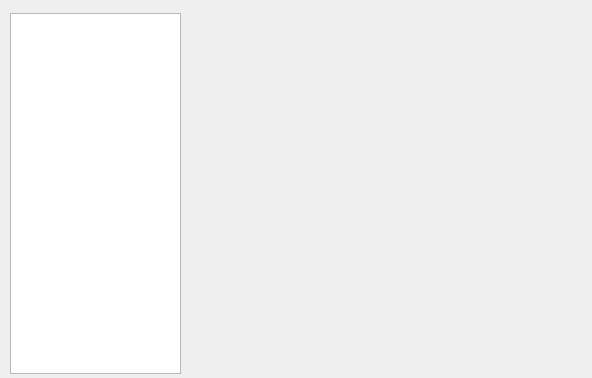
Above: CurseWork/CurseWork/helpwindow.ui from ofu-hub/Course-project-on-OOP before the change. Below: the same form after it.
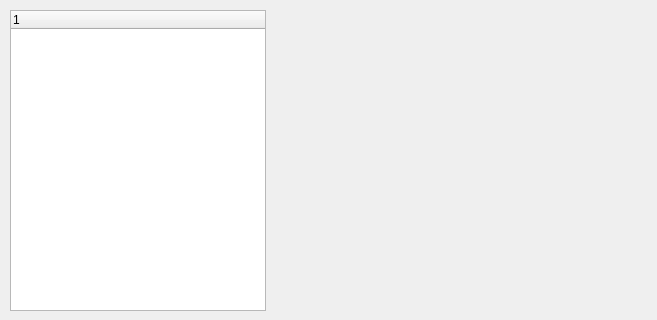
That is the form after the change.

What changed in the file:
```diff
--- a/CurseWork/CurseWork/helpwindow.ui
+++ b/CurseWork/CurseWork/helpwindow.ui
@@ -9,52 +9,38 @@
    <rect>
     <x>0</x>
     <y>0</y>
-    <width>592</width>
-    <height>378</height>
+    <width>657</width>
+    <height>320</height>
    </rect>
   </property>
-  <property name="minimumSize">
-   <size>
-    <width>592</width>
-    <height>378</height>
-   </size>
-  </property>
-  <property name="maximumSize">
-   <size>
-    <width>592</width>
-    <height>378</height>
-   </size>
-  </property>
-  <property name="contextMenuPolicy">
-   <enum>Qt::DefaultContextMenu</enum>
-  </property>
-  <property name="acceptDrops">
-   <bool>false</bool>
-  </property>
   <property name="windowTitle">
    <string>Справка</string>
   </property>
-  <property name="inputMethodHints">
-   <set>Qt::ImhNone</set>
-  </property>
-  <property name="modal">
-   <bool>false</bool>
-  </property>
-  <widget class="QTreeView" name="treeView">
+  <widget class="QTreeWidget" name="treeWidget">
    <property name="geometry">
     <rect>
      <x>10</x>
-     <y>13</y>
-     <width>171</width>
-     <height>361</height>
+     <y>10</y>
+     <width>256</width>
+     <height>301</height>
     </rect>
    </property>
-   <property name="editTriggers">
-    <set>QAbstractItemView::NoEditTriggers</set>
+   <column>
+    <property name="text">
+     <string notr="true">1</string>
+    </property>
+   </column>
+  </widget>
+  <widget class="QWidget" name="gridLayoutWidget">
+   <property name="geometry">
+    <rect>
+     <x>270</x>
+     <y>10</y>
+     <width>381</width>
+     <height>301</height>
+    </rect>
    </property>
-   <attribute name="headerVisible">
-    <bool>false</bool>
-   </attribute>
+   <layout class="QGridLayout" name="gridLayout"/>
   </widget>
  </widget>
  <resources/>
```
Left out of the diff: 5 changed lines with no effect on the pictures.
